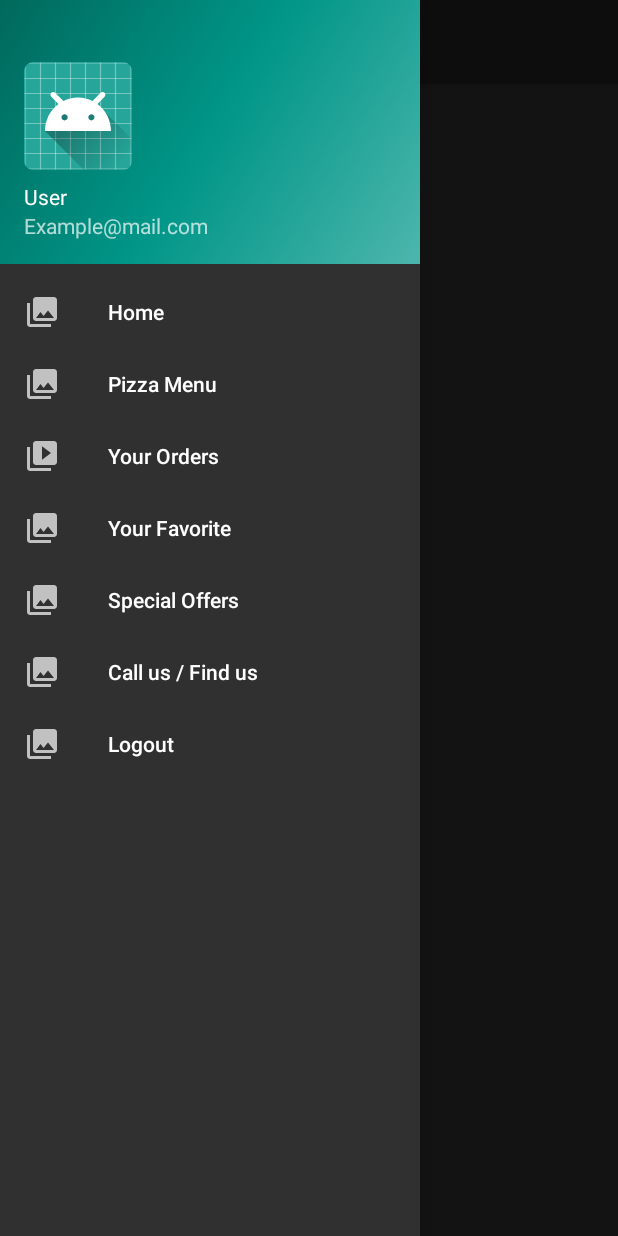
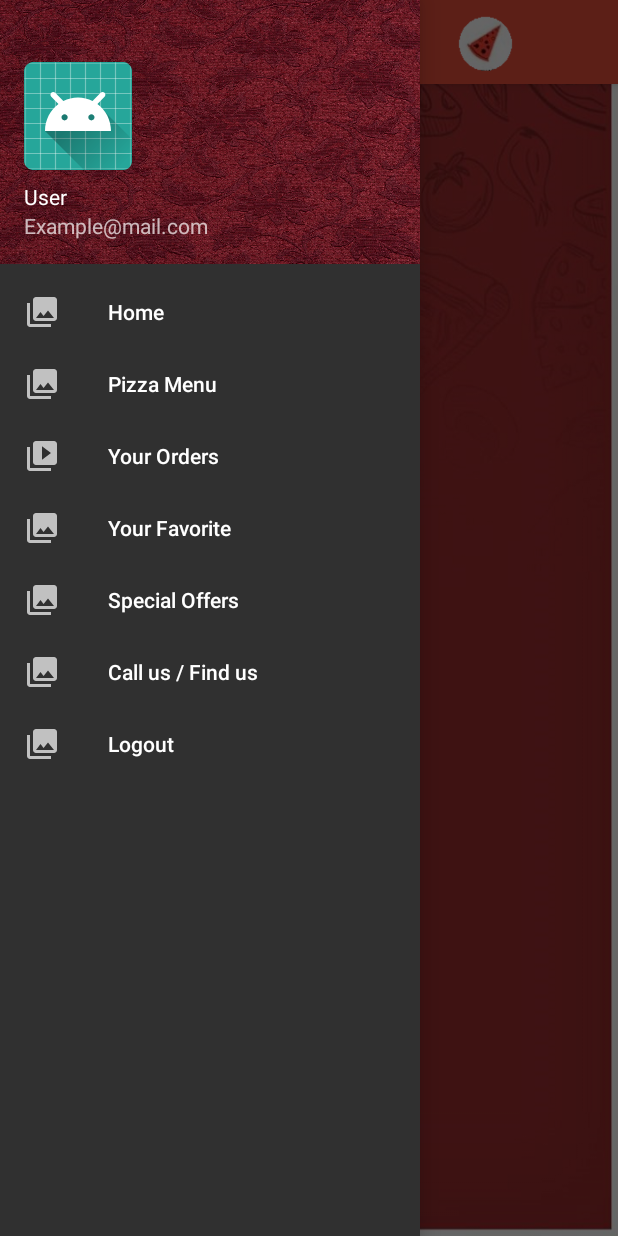
Before and after one commit to Nerrev/TopPizza, an Android app: the screen it shows after launch (UserActivity), with the side drawer open, on a phone screen of 412 x 824 dp. Run offline under Robolectric (Android 15) with nearby library versions, the phone set to English and light mode, and no system bars.

Commit message:
User Activity Home

```diff
--- a/app/src/main/res/layout/activity_user.xml
+++ b/app/src/main/res/layout/activity_user.xml
@@ -6,7 +6,8 @@
     android:layout_width="match_parent"
     android:layout_height="match_parent"
     android:fitsSystemWindows="true"
-    tools:openDrawer="start">
+    tools:openDrawer="start"
+    android:background="@drawable/home_bg">
 
     <include
         layout="@layout/app_bar_user"
--- a/app/src/main/res/layout/app_bar_user.xml
+++ b/app/src/main/res/layout/app_bar_user.xml
@@ -15,8 +15,23 @@
             android:id="@+id/toolbar"
             android:layout_width="match_parent"
             android:layout_height="wrap_content"
-            android:background="?attr/colorPrimary"
-            app:popupTheme="@style/PopupOverlay" />
+            android:background="#E84D3A"
+            app:title=" "
+            app:popupTheme="@style/PopupOverlay" >
+
+            <ImageView
+                android:layout_width="50dp"
+                android:layout_height="50dp"
+                android:layout_marginLeft="90dp"
+                android:src="@drawable/logo"/>
+
+            <ImageView
+                android:layout_width="50dp"
+                android:layout_height="50dp"
+                android:layout_marginLeft="90dp"
+                android:src="@drawable/orders"/>
+
+        </android.support.v7.widget.Toolbar>
 
     </android.support.design.widget.AppBarLayout>
 
--- a/app/src/main/res/layout/nav_header_user.xml
+++ b/app/src/main/res/layout/nav_header_user.xml
@@ -3,7 +3,7 @@
     xmlns:app="http://schemas.android.com/apk/res-auto"
     android:layout_width="match_parent"
     android:layout_height="@dimen/nav_header_height"
-    android:background="@drawable/side_nav_bar"
+    android:background="@drawable/red_background"
     android:gravity="bottom"
     android:orientation="vertical"
     android:paddingBottom="@dimen/activity_vertical_margin"
```
Also changed, not shown: app/src/main/res/drawable/red_background.png (added).
